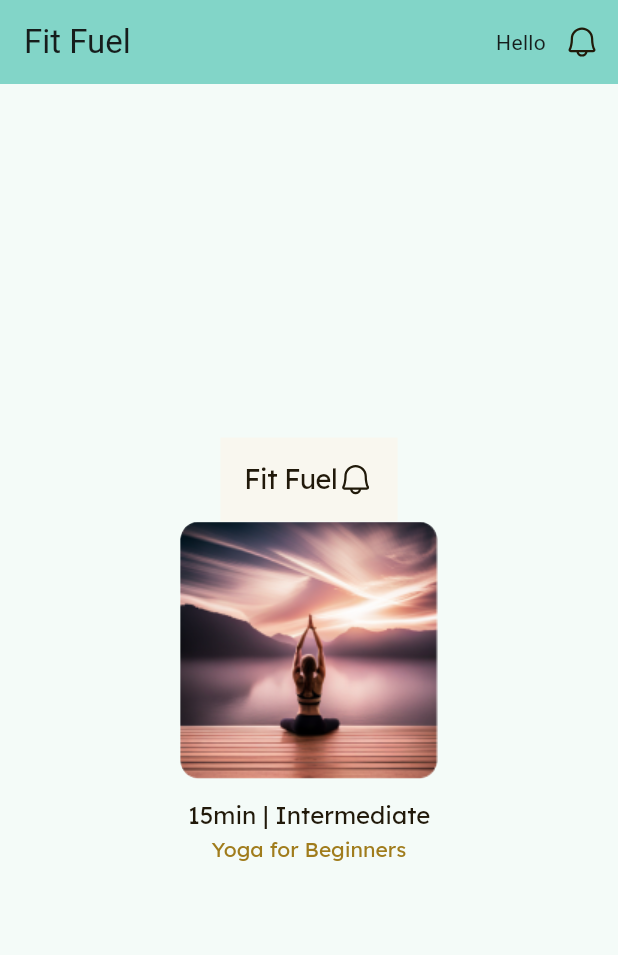
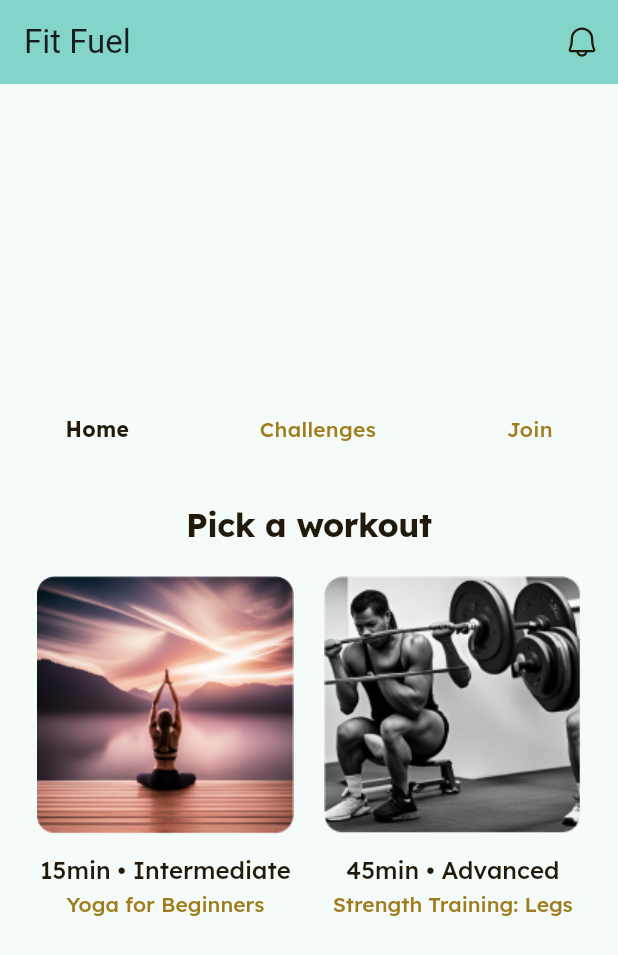
Before and after one commit to BhagatHarsh/Fit-Fuel, a Flutter app: the screen it shows after launch, on a phone screen of 412 x 824 dp. Shown: the top 955 px of the screen. Run offline on Flutter 3.47's test engine with Material 3 defaults, Android fonts, the phone set to English and light mode, and no system bars; our stand-ins replace flutter_svg.

Commit message:
restructuring & navbar & title

```diff
--- a/lib/Card.dart
+++ b/lib/components/Card.dart
@@ -1,17 +1,17 @@
 import 'package:flutter/material.dart';
 
-class Depth3frame0Widget extends StatefulWidget {
+class photoCard extends StatefulWidget {
   final String text;
   final String imageUrl;
   final String textunder;
 
-  const Depth3frame0Widget({required Key key, required this.text, required this.textunder, required this.imageUrl}) : super(key: key);
+  const photoCard({required Key key, required this.text, required this.textunder, required this.imageUrl}) : super(key: key);
 
   @override
-  _Depth3frame0WidgetState createState() => _Depth3frame0WidgetState();
+  _photoCardState createState() => _photoCardState();
 }
 
-class _Depth3frame0WidgetState extends State<Depth3frame0Widget> {
+class _photoCardState extends State<photoCard> {
   @override
   Widget build(BuildContext context) {
     return Container(
@@ -68,7 +68,7 @@ class _Depth3frame0WidgetState extends State<Depth3frame0Widget> {
                               textAlign: TextAlign.left,
                               style: const TextStyle(
                                 color: Color.fromRGBO(33, 25, 10, 1),
-                                fontFamily: 'Lexend',
+                                fontFamily: 'LexendMedium',
                                 fontSize: 16,
                                 letterSpacing: 0,
                                 fontWeight: FontWeight.normal,
@@ -90,7 +90,7 @@ class _Depth3frame0WidgetState extends State<Depth3frame0Widget> {
                               textAlign: TextAlign.left,
                               style: const TextStyle(
                                 color: Color.fromRGBO(160, 124, 28, 1),
-                                fontFamily: 'Lexend',
+                                fontFamily: 'LexendMedium',
                                 fontSize: 14,
                                 letterSpacing: 0,
                                 fontWeight: FontWeight.normal,
--- /dev/null
+++ b/lib/components/mainTitle.dart
@@ -0,0 +1,57 @@
+import 'package:flutter/material.dart';
+
+class TitleWiget extends StatefulWidget {
+  final String titleText;
+
+  const TitleWiget({required Key key, required this.titleText}) : super(key: key);
+
+  @override
+  _TitleWigetState createState() => _TitleWigetState();
+}
+
+class _TitleWigetState extends State<TitleWiget> {
+  @override
+  Widget build(BuildContext context) {
+    // Figma Flutter Generator TitleWiget - FRAME - HORIZONTAL
+
+    return Container(
+      decoration: const BoxDecoration(),
+      padding: const EdgeInsets.symmetric(horizontal: 16, vertical: 20),
+      child: Row(
+        mainAxisSize: MainAxisSize.min,
+        children: <Widget>[
+          Container(
+            decoration: const BoxDecoration(),
+            padding: const EdgeInsets.symmetric(horizontal: 0, vertical: 0),
+            child: Column(
+              mainAxisSize: MainAxisSize.min,
+              children: <Widget>[
+                Container(
+                  decoration: const BoxDecoration(),
+                  padding:
+                      const EdgeInsets.symmetric(horizontal: 0, vertical: 0),
+                  child: Column(
+                    mainAxisSize: MainAxisSize.min,
+                    children: <Widget>[
+                      Text(
+                        widget.titleText,
+                        textAlign: TextAlign.left,
+                        style: const TextStyle(
+                            color: Color.fromRGBO(33, 25, 10, 1),
+                            fontFamily: 'LexendBold',
+                            fontSize: 22,
+                            letterSpacing: -0.33000001311302185,
+                            fontWeight: FontWeight.normal,
+                            height: 1.25),
+                      ),
+                    ],
+                  ),
+                ),
+              ],
+            ),
+          ),
+        ],
+      ),
+    );
+  }
+}
--- /dev/null
+++ b/lib/components/navbar.dart
@@ -0,0 +1,83 @@
+import 'package:flutter/material.dart';
+
+class NavBar extends StatefulWidget {
+  const NavBar({super.key});
+
+  @override
+  State<NavBar> createState() => _NavBarState();
+}
+
+class _NavBarState extends State<NavBar> {
+  int selectedItem = 1;
+  Color selectedColor = const Color.fromRGBO(33, 25, 10, 1);
+  Color unSelectedColor = const Color.fromRGBO(160, 124, 28, 1);
+
+  @override
+  Widget build(BuildContext context) {
+    return Container(
+      padding: const EdgeInsets.only(
+        top: 20,
+        bottom: 20,
+      ),
+      child: Row(
+        mainAxisAlignment: MainAxisAlignment.spaceAround,
+        children: [
+          GestureDetector(
+            onTap: () {
+              setState(() {
+                selectedItem = 1;
+              });
+            },
+            child: Text(
+              'Home',
+              textAlign: TextAlign.center,
+              style: TextStyle(
+                  color: selectedItem == 1 ? selectedColor: unSelectedColor,
+                  fontFamily: selectedItem == 1 ? 'LexendBold' : 'LexendMedium',
+                  fontSize: 14,
+                  letterSpacing: 0.20999999344348907,
+                  fontWeight: FontWeight.normal,
+                  height: 1.5),
+            ),
+          ),
+          GestureDetector(
+            onTap: () {
+              setState(() {
+                selectedItem = 2;
+              });
+            },
+            child: Text(
+              'Challenges',
+              textAlign: TextAlign.center,
+              style: TextStyle(
+                  color: selectedItem == 2 ? selectedColor: unSelectedColor,
+                  fontFamily: selectedItem == 2 ? 'LexendBold' : 'LexendMedium',
+                  fontSize: 14,
+                  letterSpacing: 0.20999999344348907,
+                  fontWeight: FontWeight.normal,
+                  height: 1.5),
+            ),
+          ),
+          GestureDetector(
+            onTap: () {
+              setState(() {
+                selectedItem = 3;
+              });
+            },
+            child: Text(
+              'Join',
+              textAlign: TextAlign.center,
+              style: TextStyle(
+                  color: selectedItem == 3 ? selectedColor: unSelectedColor,
+                  fontFamily: selectedItem == 3 ? 'LexendBold' : 'LexendMedium',
+                  fontSize: 14,
+                  letterSpacing: 0.20999999344348907,
+                  fontWeight: FontWeight.normal,
+                  height: 1.5),
+            ),
+          ),
+        ],
+      ),
+    );
+  }
+}
--- a/lib/main.dart
+++ b/lib/main.dart
@@ -1,7 +1,5 @@
+import 'package:fitfuel/screens/home.dart';
 import 'package:flutter/material.dart';
-import 'package:flutter_svg/svg.dart';
-import 'Card.dart';
-import 'navbar.dart';
 
 void main() {
   runApp(const MyApp());
@@ -24,41 +22,3 @@ class MyApp extends StatelessWidget {
     );
   }
 }
-
-class MyHomePage extends StatefulWidget {
-  const MyHomePage({super.key, required this.title});
-
-  final String title;
-
-  @override
-  State<MyHomePage> createState() => _MyHomePageState();
-}
-
-class _MyHomePageState extends State<MyHomePage> {
-
-  @override
-  Widget build(BuildContext context) {
-    return Scaffold(
-      appBar: AppBar(
-        backgroundColor: Theme.of(context).colorScheme.inversePrimary,
-        title: Text(widget.title),
-        actions: [
-          const Text("Hello"),
-          IconButton(icon: SvgPicture.asset(
-        'assets/images/vector0.svg',
-        semanticsLabel: 'vector0'
-      ), onPressed: () {  },)
-        ],
-      ),
-      body:  const Center(
-        child: Column(
-          mainAxisAlignment: MainAxisAlignment.center,
-          children: <Widget>[
-            Depth1frame0Widget(),
-            Depth3frame0Widget(textunder:"Yoga for Beginners", text: '15min | Intermediate', imageUrl: 'assets/images/yogaPose.png', key: Key("1"),)
-          ]
-        ),
-      ),
-    );
-  }
-}
--- a/lib/navbar.dart
+++ /dev/null
@@ -1,168 +0,0 @@
-        import 'package:flutter/material.dart';
-import 'package:flutter_svg/svg.dart';
-
-
-        class Depth1frame0Widget extends StatefulWidget {
-  const Depth1frame0Widget({super.key});
-
-        @override
-        _Depth1frame0WidgetState createState() => _Depth1frame0WidgetState();
-        }
-
-        class _Depth1frame0WidgetState extends State<Depth1frame0Widget> {
-        @override
-        Widget build(BuildContext context) {
-        // Figma Flutter Generator Depth1frame0Widget - FRAME - VERTICAL
-
-        return Container(
-      decoration: const BoxDecoration(
-          color : Color.fromRGBO(249, 247, 239, 1),
-  ),
-      padding: const EdgeInsets.symmetric(horizontal: 16, vertical: 16),
-      child: Column(
-        mainAxisSize: MainAxisSize.min,
-
-        children: <Widget>[Container(
-      decoration: const BoxDecoration(
-
-  ),
-      padding: const EdgeInsets.symmetric(horizontal: 0, vertical: 0),
-      child: Row(
-        mainAxisSize: MainAxisSize.min,
-
-        children: <Widget>[
-          Container(
-      decoration: const BoxDecoration(
-
-  ),
-      padding: const EdgeInsets.symmetric(horizontal: 0, vertical: 0),
-      child: const Row(
-        mainAxisSize: MainAxisSize.min,
-
-        children: <Widget>[
-
-        ],
-      ),
-    ), const SizedBox(width : 0),
-Container(
-      decoration: const BoxDecoration(
-
-  ),
-      padding: const EdgeInsets.symmetric(horizontal: 0, vertical: 0),
-      child: Row(
-        mainAxisSize: MainAxisSize.min,
-
-        children: <Widget>[
-          Container(
-      decoration: const BoxDecoration(
-
-  ),
-      padding: const EdgeInsets.symmetric(horizontal: 0, vertical: 0),
-      child: Column(
-        mainAxisSize: MainAxisSize.min,
-
-        children: <Widget>[Container(
-      decoration: const BoxDecoration(
-
-  ),
-      padding: const EdgeInsets.symmetric(horizontal: 0, vertical: 0),
-      child: const Column(
-        mainAxisSize: MainAxisSize.min,
-
-        children: <Widget>[Text('Fit Fuel', textAlign: TextAlign.left, style: TextStyle(
-        color: Color.fromRGBO(33, 25, 10, 1),
-        fontFamily: 'Lexend',
-        fontSize: 18,
-        letterSpacing: -0.27000001072883606,
-        fontWeight: FontWeight.normal,
-        height: 1.25
-      ),),
-],
-      ),
-    ),
-],
-      ),
-    ),
-
-        ],
-      ),
-    ), const SizedBox(width : 0),
-Container(
-      decoration: const BoxDecoration(
-
-  ),
-      padding: const EdgeInsets.symmetric(horizontal: 0, vertical: 0),
-      child: Row(
-        mainAxisSize: MainAxisSize.min,
-
-        children: <Widget>[
-          Container(
-      decoration: const BoxDecoration(
-
-  ),
-      padding: const EdgeInsets.symmetric(horizontal: 0, vertical: 0),
-      child: Row(
-        mainAxisSize: MainAxisSize.min,
-
-        children: <Widget>[
-          Container(
-      decoration: const BoxDecoration(
-
-  ),
-      padding: const EdgeInsets.symmetric(horizontal: 0, vertical: 0),
-      child: Column(
-        mainAxisSize: MainAxisSize.min,
-
-        children: <Widget>[Container(
-      width: 24,
-      height: 24,
-      decoration: const BoxDecoration(
-
-  ),
-      child: Stack(
-        children: <Widget>[
-          Positioned(
-        top: 0,
-        left: 0,
-        child: SvgPicture.asset(
-        'assets/images/vector0.svg',
-        semanticsLabel: 'vector0'
-      ),
-      ),Positioned(
-        top: 0,
-        left: 0,
-        child: Container(
-      decoration: const BoxDecoration(
-
-  ),
-      padding: const EdgeInsets.symmetric(horizontal: 0, vertical: 0),
-      child: const Column(
-        mainAxisSize: MainAxisSize.min,
-
-        children: <Widget>[],
-      ),
-    )
-      ),
-        ]
-      )
-    ),
-],
-      ),
-    ),
-
-        ],
-      ),
-    ),
-
-        ],
-      ),
-    ),
-
-        ],
-      ),
-    ),
-],
-      ),
-    );
-        }
-        }
--- /dev/null
+++ b/lib/screens/home.dart
@@ -0,0 +1,64 @@
+import 'package:fitfuel/components/mainTitle.dart';
+import 'package:fitfuel/components/navbar.dart';
+import 'package:flutter/material.dart';
+import 'package:flutter_svg/svg.dart';
+import '../components/Card.dart';
+
+class MyHomePage extends StatefulWidget {
+  const MyHomePage({super.key, required this.title});
+
+  final String title;
+
+  @override
+  State<MyHomePage> createState() => _MyHomePageState();
+}
+
+class _MyHomePageState extends State<MyHomePage> {
+  @override
+  Widget build(BuildContext context) {
+    return Scaffold(
+      appBar: AppBar(
+        backgroundColor: Theme.of(context).colorScheme.inversePrimary,
+        title: Text(widget.title),
+        actions: [
+          IconButton(
+            icon: SvgPicture.asset('assets/images/vector0.svg',
+                semanticsLabel: 'vector0'),
+            onPressed: () {},
+          )
+        ],
+      ),
+      body: const Center(
+        child: Column(
+            mainAxisAlignment: MainAxisAlignment.center,
+            children: <Widget>[
+              NavBar(),
+              TitleWiget(
+                key: Key("1"),
+                titleText: 'Pick a workout',
+              ),
+              Row(
+                mainAxisAlignment: MainAxisAlignment.center,
+                children: [
+                  photoCard(
+                    textunder: 'Yoga for Beginners',
+                    text: '15min • Intermediate',
+                    imageUrl: 'assets/images/yogaPose.png',
+                    key: Key("1"),
+                  ),
+                  SizedBox(
+                    width: 20,
+                  ),
+                  photoCard(
+                    textunder: 'Strength Training: Legs',
+                    text: '45min • Advanced',
+                    imageUrl: 'assets/images/strengthTraining.png',
+                    key: Key("2"),
+                  ),
+                ],
+              )
+            ]),
+      ),
+    );
+  }
+}
--- a/pubspec.yaml
+++ b/pubspec.yaml
@@ -91,10 +91,12 @@ flutter:
 
 
   fonts:
-    - family: Lexend
+    - family: LexendMedium
       fonts:
         - asset: assets/fonts/Lexend-Medium.ttf
-        - asset: assets/fonts/Lexend-Regular.ttf
+    - family: LexendBold
+      fonts:
+        - asset: assets/fonts/Lexend-Bold.ttf
 
   # For details regarding fonts from package dependencies,
   # see https://flutter.dev/custom-fonts/#from-packages
```
Also changed, not shown: assets/images/strengthTraining.png (added), assets/images/vector0.svg.
